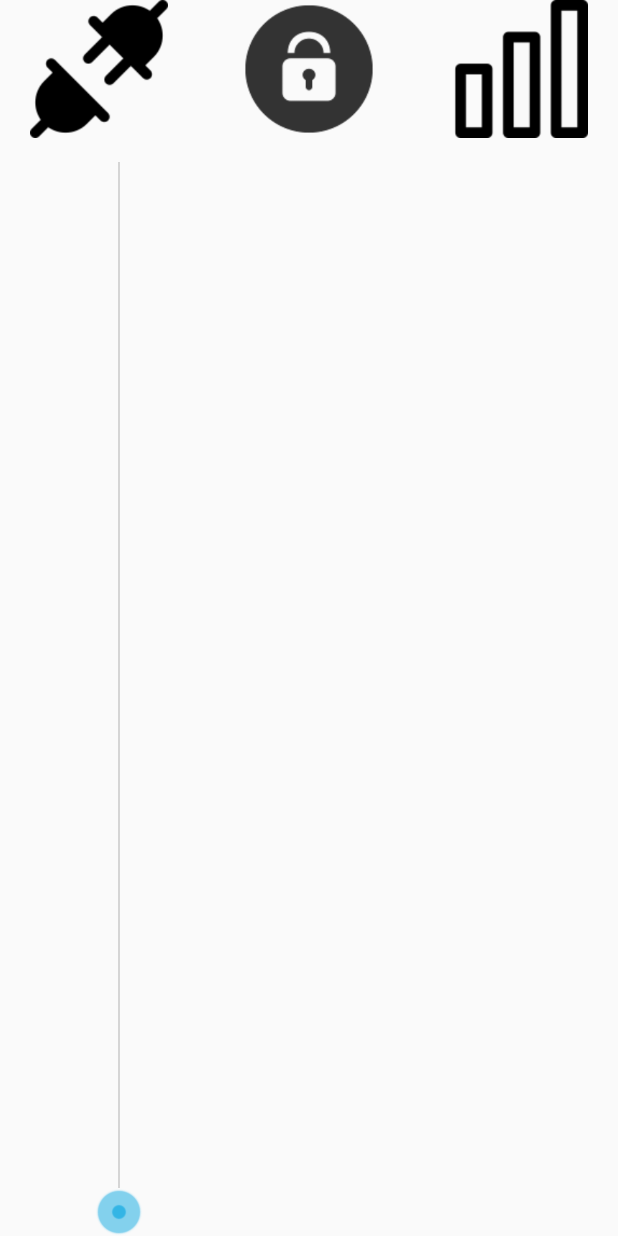
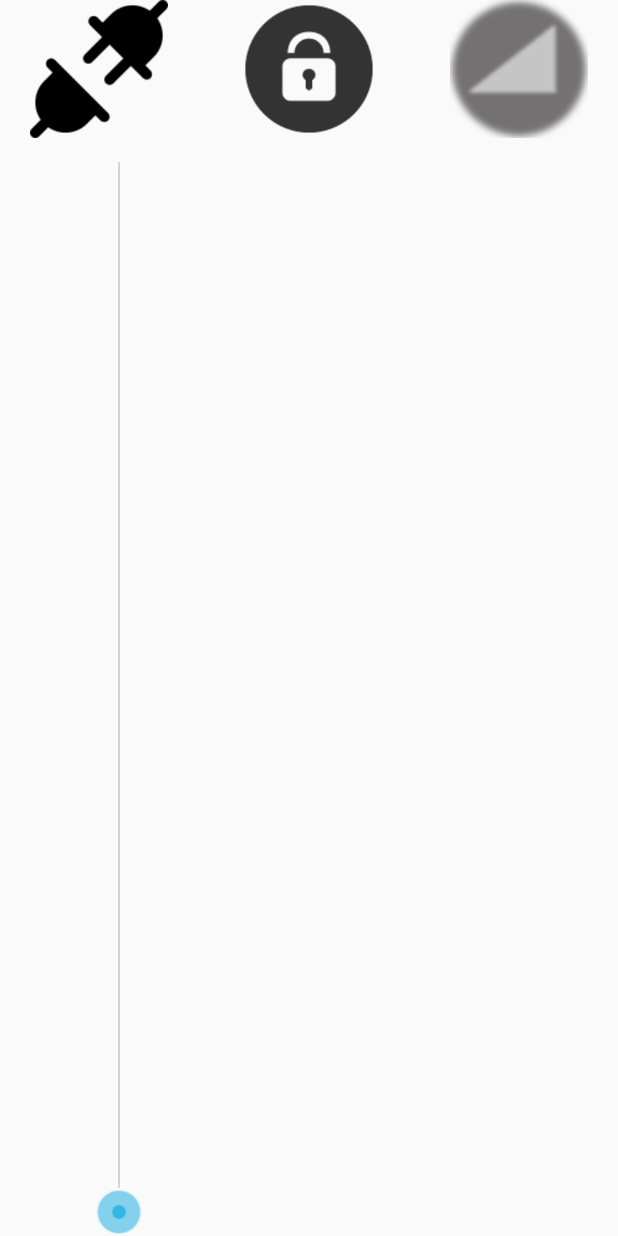
Before and after one commit to iron-kang/Android, an Android app: the layout activity_main.xml on its own in the app's theme, with its tools: preview values and no code run, on a phone screen of 412 x 824 dp. Run offline under Robolectric (Android 15) with nearby library versions, the phone set to English and light mode, and no system bars.

Commit message:
add detect signal function

```diff
--- a/UAV205/app/src/main/res/layout/activity_main.xml
+++ b/UAV205/app/src/main/res/layout/activity_main.xml
@@ -47,14 +47,14 @@
                 android:layout_height="wrap_content"
                 android:layout_weight="2" />
 
-            <ImageButton
-                android:id="@+id/button"
+            <ImageView
+                android:id="@+id/signal"
                 android:layout_width="wrap_content"
                 android:layout_height="match_parent"
                 android:layout_weight="1"
                 android:background="#00000000"
                 android:scaleType="fitCenter"
-                app:srcCompat="@drawable/signal_none" />
+                app:srcCompat="@drawable/signal_lv0" />
         </LinearLayout>
 
         <LinearLayout
```
Also changed, not shown: UAV205/app/src/main/java/com/a205/mpc/uav_205/MainActivity.java (+68 -2 lines), UAV205/app/src/main/res/drawable/signal_lv0.png (added), UAV205/app/src/main/res/drawable/signal_lv1.png (added), UAV205/app/src/main/res/drawable/signal_lv2.png (added), UAV205/app/src/main/res/drawable/signal_lv3.png (added), UAV205/app/src/main/res/drawable/signal_lv4.png (added), UAV205/app/src/main/res/drawable/signal_none.png, UAV205/app/src/main/res/drawable/signal_none_old.png (added).
